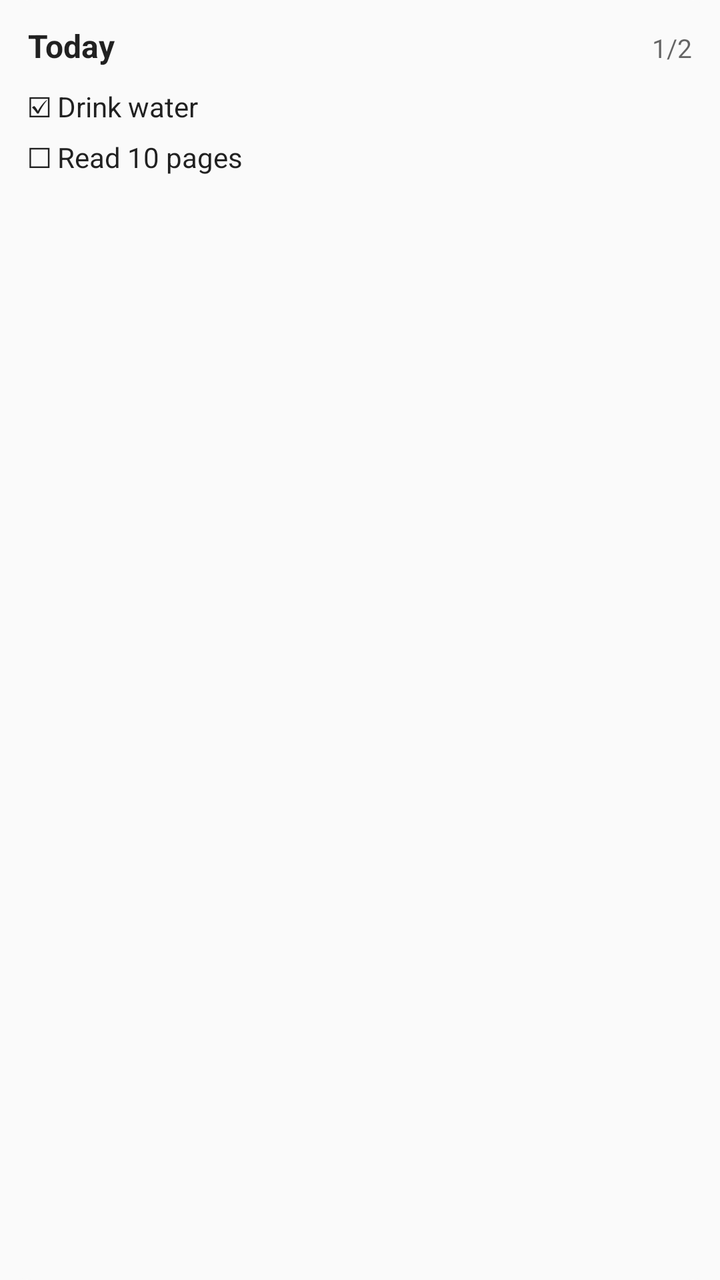
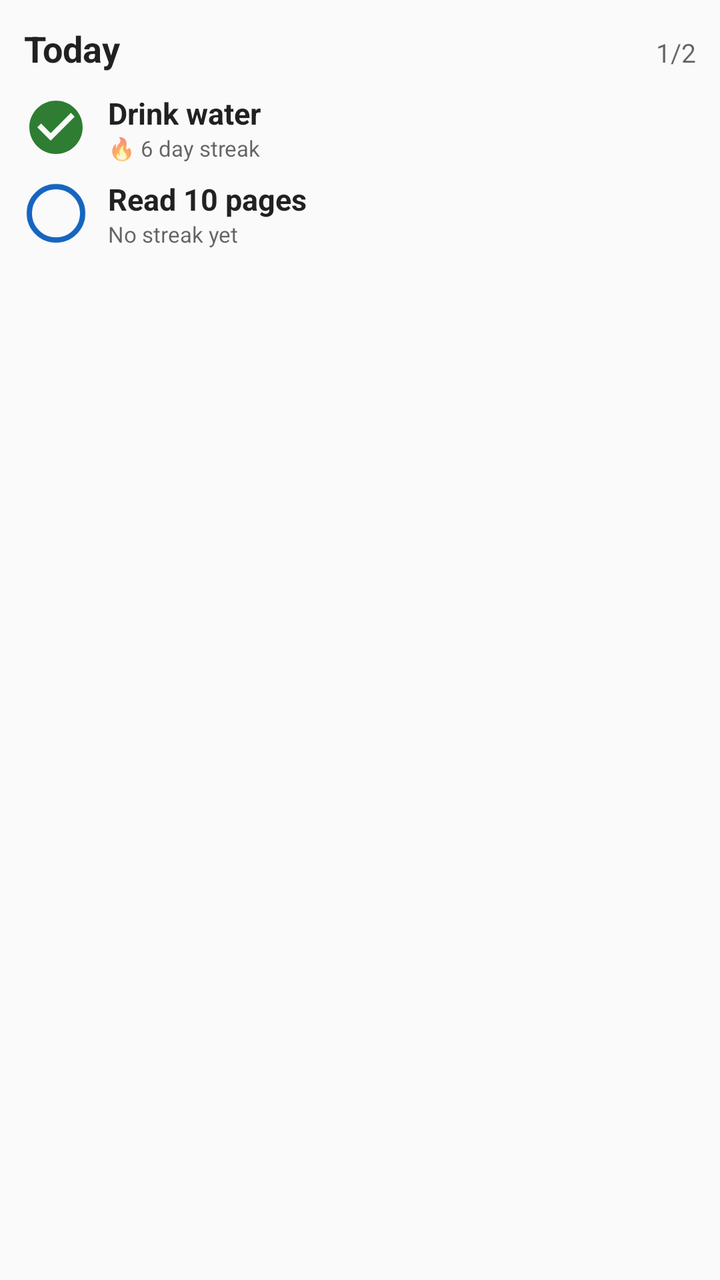

An Android layout rendered at two revisions. The XML below is the earlier revision; the diff shows what the commit changed to produce the second picture.
<!-- AndroidManifest.xml: application theme Theme.Habittracker2 -->
<!-- res/layout/habit_widget_preview.xml -->
<?xml version="1.0" encoding="utf-8"?>
<LinearLayout xmlns:android="http://schemas.android.com/apk/res/android"
    android:layout_width="match_parent"
    android:layout_height="match_parent"
    android:background="@drawable/widget_preview_background"
    android:orientation="vertical"
    android:paddingHorizontal="14dp"
    android:paddingVertical="12dp">

    <LinearLayout
        android:layout_width="match_parent"
        android:layout_height="wrap_content"
        android:orientation="horizontal">

        <TextView
            android:layout_width="0dp"
            android:layout_height="wrap_content"
            android:layout_weight="1"
            android:text="@string/habit_widget_preview_title"
            android:textColor="?android:attr/textColorPrimary"
            android:textSize="16sp"
            android:textStyle="bold" />

        <TextView
            android:layout_width="wrap_content"
            android:layout_height="wrap_content"
            android:text="@string/habit_widget_preview_progress"
            android:textColor="?android:attr/textColorSecondary"
            android:textSize="13sp" />
    </LinearLayout>

    <TextView
        android:layout_width="match_parent"
        android:layout_height="wrap_content"
        android:layout_marginTop="10dp"
        android:text="@string/habit_widget_preview_first"
        android:textColor="?android:attr/textColorPrimary"
        android:textSize="14sp" />

    <TextView
        android:layout_width="match_parent"
        android:layout_height="wrap_content"
        android:layout_marginTop="6dp"
        android:text="@string/habit_widget_preview_second"
        android:textColor="?android:attr/textColorPrimary"
        android:textSize="14sp" />
</LinearLayout>
<!-- resources referenced by this layout -->
<resources>
  <!-- drawable widget_preview_background (drawable) -->
  <?xml version="1.0" encoding="utf-8"?>
  <shape xmlns:android="http://schemas.android.com/apk/res/android"
      android:shape="rectangle">
      <corners android:radius="16dp" />
      <solid android:color="?android:attr/colorBackground" />
  </shape>
  <string name="habit_widget_preview_first">☑  Drink water</string>
  <string name="habit_widget_preview_progress">1/2</string>
  <string name="habit_widget_preview_second">☐  Read 10 pages</string>
  <string name="habit_widget_preview_title">Today</string>
  <style name="Theme.Habittracker2" parent="android:Theme.Material.Light.NoActionBar" />
</resources>

<!-- the commit's change to res/layout/habit_widget_preview.xml (unified diff, before → after) -->
@@ -4,8 +4,7 @@
     android:layout_height="match_parent"
     android:background="@drawable/widget_preview_background"
     android:orientation="vertical"
-    android:paddingHorizontal="14dp"
-    android:paddingVertical="12dp">
+    android:padding="12dp">
 
     <LinearLayout
         android:layout_width="match_parent"
@@ -18,7 +17,7 @@
             android:layout_weight="1"
             android:text="@string/habit_widget_preview_title"
             android:textColor="?android:attr/textColorPrimary"
-            android:textSize="16sp"
+            android:textSize="18sp"
             android:textStyle="bold" />
 
         <TextView
@@ -29,19 +28,79 @@
             android:textSize="13sp" />
     </LinearLayout>
 
-    <TextView
+    <LinearLayout
         android:layout_width="match_parent"
         android:layout_height="wrap_content"
         android:layout_marginTop="10dp"
-        android:text="@string/habit_widget_preview_first"
-        android:textColor="?android:attr/textColorPrimary"
-        android:textSize="14sp" />
+        android:gravity="center_vertical"
+        android:orientation="horizontal">
 
-    <TextView
+        <ImageView
+            android:layout_width="32dp"
+            android:layout_height="32dp"
+            android:contentDescription="@null"
+            android:src="@drawable/widget_habit_check"
+            android:tint="#2E7D32" />
+
+        <LinearLayout
+            android:layout_width="0dp"
+            android:layout_height="wrap_content"
+            android:layout_marginStart="10dp"
+            android:layout_weight="1"
+            android:orientation="vertical">
+
+            <TextView
+                android:layout_width="wrap_content"
+                android:layout_height="wrap_content"
+                android:text="@string/habit_widget_preview_first"
+                android:textColor="?android:attr/textColorPrimary"
+                android:textSize="15sp"
+                android:textStyle="bold" />
+
+            <TextView
+                android:layout_width="wrap_content"
+                android:layout_height="wrap_content"
+                android:text="@string/habit_widget_preview_first_streak"
+                android:textColor="?android:attr/textColorSecondary"
+                android:textSize="11sp" />
+        </LinearLayout>
+    </LinearLayout>
+
+    <LinearLayout
         android:layout_width="match_parent"
         android:layout_height="wrap_content"
-        android:layout_marginTop="6dp"
-        android:text="@string/habit_widget_preview_second"
-        android:textColor="?android:attr/textColorPrimary"
-        android:textSize="14sp" />
+        android:layout_marginTop="8dp"
+        android:gravity="center_vertical"
+        android:orientation="horizontal">
+
+        <ImageView
+            android:layout_width="32dp"
+            android:layout_height="32dp"
+            android:contentDescription="@null"
+            android:src="@drawable/widget_habit_ring"
+            android:tint="#1565C0" />
+
+        <LinearLayout
+            android:layout_width="0dp"
+            android:layout_height="wrap_content"
+            android:layout_marginStart="10dp"
+            android:layout_weight="1"
+            android:orientation="vertical">
+
+            <TextView
+                android:layout_width="wrap_content"
+                android:layout_height="wrap_content"
+                android:text="@string/habit_widget_preview_second"
+                android:textColor="?android:attr/textColorPrimary"
+                android:textSize="15sp"
+                android:textStyle="bold" />
+
+            <TextView
+                android:layout_width="wrap_content"
+                android:layout_height="wrap_content"
+                android:text="@string/habit_widget_preview_second_streak"
+                android:textColor="?android:attr/textColorSecondary"
+                android:textSize="11sp" />
+        </LinearLayout>
+    </LinearLayout>
 </LinearLayout>
<!-- resource entries referenced after the edit -->
@@ -1,5 +1,29 @@
 <!-- resources referenced by this layout -->
 <resources>
+  <!-- drawable widget_habit_check (drawable) -->
+  <?xml version="1.0" encoding="utf-8"?>
+  <vector xmlns:android="http://schemas.android.com/apk/res/android"
+      android:width="24dp"
+      android:height="24dp"
+      android:viewportWidth="24"
+      android:viewportHeight="24">
+      <path
+          android:fillColor="#FFFFFFFF"
+          android:pathData="M12,2C6.48,2 2,6.48 2,12s4.48,10 10,10 10,-4.48 10,-10S17.52,2 12,2zM10,17l-5,-5 1.41,-1.41L10,14.17l7.59,-7.59L19,8l-9,9z" />
+  </vector>
+  <!-- drawable widget_habit_ring (drawable) -->
+  <?xml version="1.0" encoding="utf-8"?>
+  <vector xmlns:android="http://schemas.android.com/apk/res/android"
+      android:width="24dp"
+      android:height="24dp"
+      android:viewportWidth="24"
+      android:viewportHeight="24">
+      <path
+          android:fillColor="#00000000"
+          android:pathData="M12,12m-10,0a10,10 0 1,0 20,0a10,10 0 1,0 -20,0"
+          android:strokeColor="#FFFFFFFF"
+          android:strokeWidth="2" />
+  </vector>
   <!-- drawable widget_preview_background (drawable) -->
   <?xml version="1.0" encoding="utf-8"?>
   <shape xmlns:android="http://schemas.android.com/apk/res/android"
@@ -7,9 +31,11 @@
       <corners android:radius="16dp" />
       <solid android:color="?android:attr/colorBackground" />
   </shape>
-  <string name="habit_widget_preview_first">☑  Drink water</string>
+  <string name="habit_widget_preview_first">Drink water</string>
+  <string name="habit_widget_preview_first_streak">🔥 6 day streak</string>
   <string name="habit_widget_preview_progress">1/2</string>
-  <string name="habit_widget_preview_second">☐  Read 10 pages</string>
+  <string name="habit_widget_preview_second">Read 10 pages</string>
+  <string name="habit_widget_preview_second_streak">No streak yet</string>
   <string name="habit_widget_preview_title">Today</string>
   <style name="Theme.Habittracker2" parent="android:Theme.Material.Light.NoActionBar" />
 </resources>
